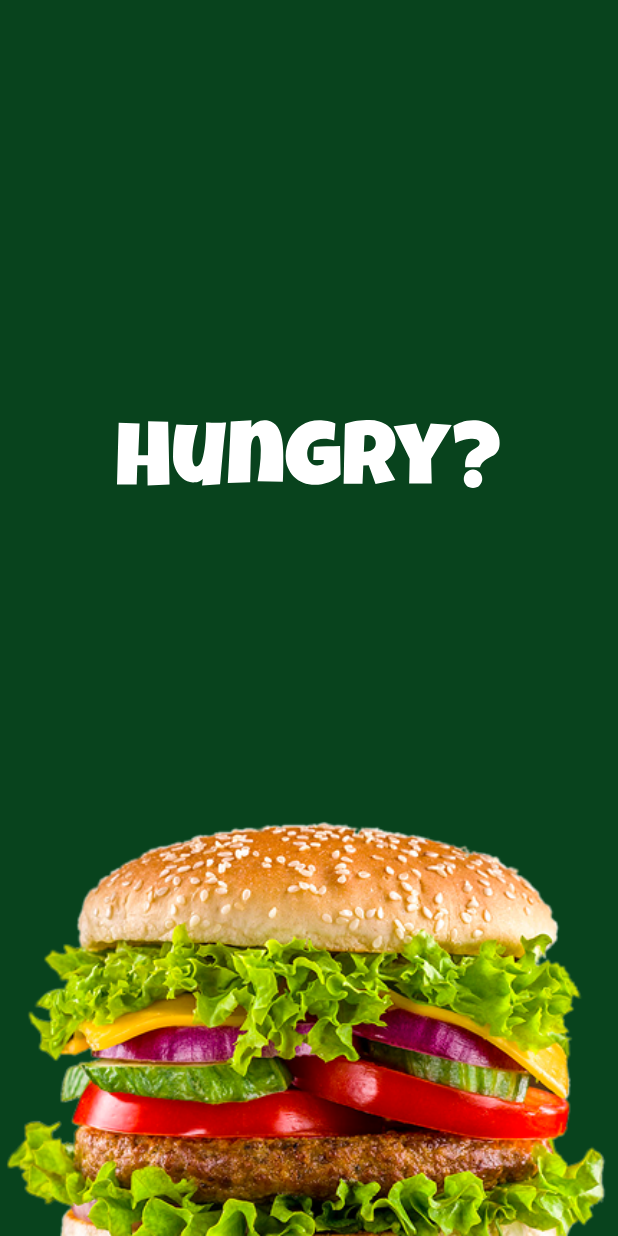
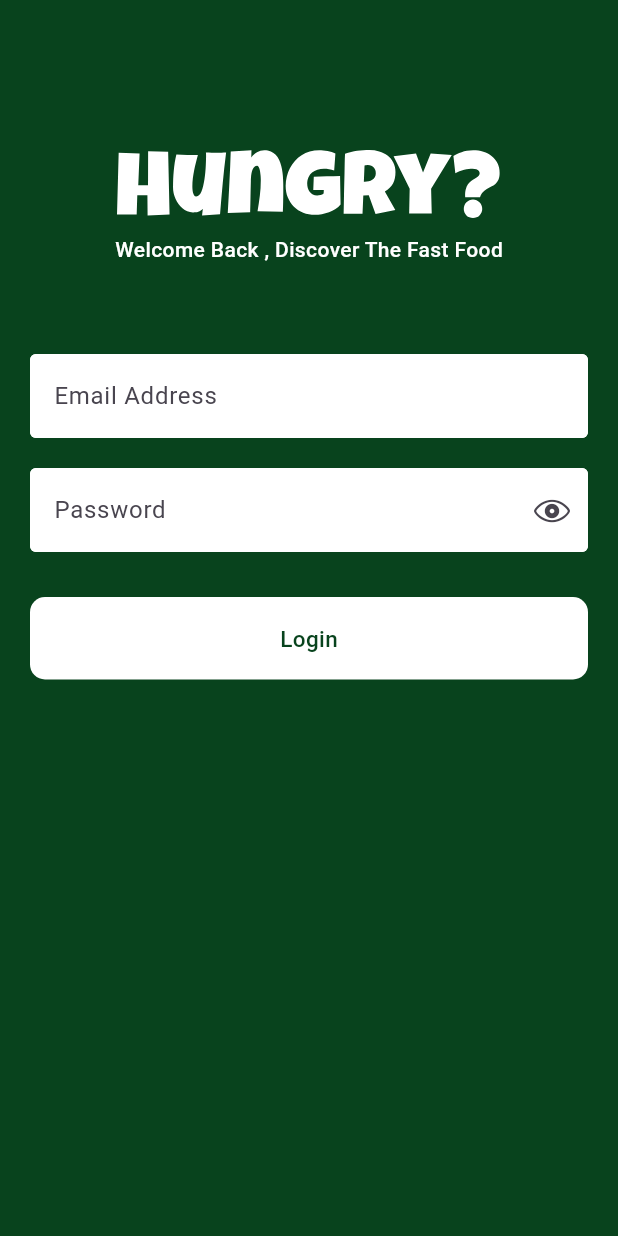
Before and after one commit to VRMX2/HUNGRY-APP-FLUTTER, a Flutter app: the screen it shows after launch, on a phone screen of 412 x 824 dp. Run offline on Flutter 3.47's test engine with Material 3 defaults, Android fonts, the phone set to English and light mode, and no system bars; our stand-ins replace flutter_svg, gap.

Commit message:
new commit

```diff
--- a/lib/features/auth/view/login_view.dart
+++ b/lib/features/auth/view/login_view.dart
@@ -0,0 +1,81 @@
+import 'package:flutter/material.dart';
+import 'package:flutter_svg/flutter_svg.dart';
+import 'package:gap/gap.dart';
+import 'package:hungry/core/constants/app_colors.dart';
+import 'package:hungry/shared/custom_text.dart';
+import 'package:hungry/shared/custom_txtField.dart';
+
+class LoginView extends StatelessWidget {
+  const LoginView({super.key});
+
+  @override
+  Widget build(BuildContext context) {
+    TextEditingController emailController = TextEditingController();
+    TextEditingController passwordController = TextEditingController();
+    final GlobalKey<FormState> formKey= GlobalKey<FormState>();
+
+    return GestureDetector(
+      onTap: ()=>FocusScope.of(context).unfocus(),
+      child: Scaffold(
+        backgroundColor: AppColors.primary,
+        body:Center(
+          child: Padding(
+            padding: const EdgeInsets.symmetric(horizontal: 20),
+            child: Form(
+              key: formKey,
+              child: Column(
+                children: [
+                  Gap(100),
+                  SvgPicture.asset('assets/logo/logo.svg'),
+                  Gap(10),
+                  CustomText(
+                      text: 'Welcome Back , Discover The Fast Food',
+                      size: 14,
+                      color: Colors.white,
+                      weight: FontWeight.w500
+                  ),
+                  Gap(60),
+                  CustomTxtfield(
+                      controller: emailController,
+                      hint: 'Email Address',
+                      isPassword: false
+                  ),
+                  Gap(20),
+                  CustomTxtfield(
+                      controller: passwordController,
+                      hint: 'Password',
+                      isPassword: true
+                  ),
+                  Gap(30),
+                  GestureDetector(
+                    onTap: (){
+                      if(formKey.currentState!.validate()){
+                        print("Success Login");
+                      }
+                    },
+                    child: Container(
+                      height: 55,
+                      decoration: BoxDecoration(
+                        color: Colors.white,
+                        borderRadius: BorderRadius.circular(10),
+                      ),
+                      width: double.infinity,
+                      child:Center(
+                          child:CustomText(
+                            text: 'Login',
+                            weight: FontWeight.w500,
+                            size: 15,
+                            color: AppColors.primary
+                          )
+                      ),
+                    ),
+                  )
+                ],
+              ),
+            ),
+          )
+        )
+      ),
+    );
+  }
+}
--- a/lib/main.dart
+++ b/lib/main.dart
@@ -1,5 +1,5 @@
 import 'package:flutter/material.dart';
-import 'package:hungry/splash.dart';
+import 'package:hungry/features/auth/view/login_view.dart';
 
 void main() {
   runApp(const MyApp());
@@ -12,7 +12,7 @@ class MyApp extends StatelessWidget {
     return MaterialApp(
       debugShowCheckedModeBanner: false,
       title: 'Hungry',
-      home: SplashView(),
+      home: LoginView(),
     );
   }
 }
--- /dev/null
+++ b/lib/shared/custom_text.dart
@@ -0,0 +1,28 @@
+import 'package:flutter/material.dart';
+
+class CustomText extends StatelessWidget {
+  const CustomText({
+    super.key,
+    required this.text,
+    this.size,
+    this.color,
+    this.weight
+  });
+
+  final String text;
+  final double? size;
+  final Color? color;
+  final FontWeight? weight;
+
+  @override
+  Widget build(BuildContext context) {
+    return Text(
+      text,
+      style: TextStyle(
+        fontSize: size,
+        fontWeight: weight,
+        color: color
+      )
+    );
+  }
+}
--- /dev/null
+++ b/lib/shared/custom_txtField.dart
@@ -0,0 +1,60 @@
+import 'package:flutter/cupertino.dart';
+import 'package:flutter/material.dart';
+import 'package:hungry/core/constants/app_colors.dart';
+
+class CustomTxtfield extends StatefulWidget {
+  const CustomTxtfield({super.key, required this.hint, required this.isPassword, required this.controller});
+
+  final String hint;
+  final bool isPassword;
+  final TextEditingController controller;
+
+  @override
+  State<CustomTxtfield> createState() => _CustomTxtfieldState();
+}
+
+class _CustomTxtfieldState extends State<CustomTxtfield> {
+  late bool _obscureText;
+  @override
+  void initState() {
+    _obscureText = widget.isPassword;
+    super.initState();
+  }
+
+  void _togglePassword (){
+    setState(() {
+      _obscureText = !_obscureText;
+    });
+  }
+
+  @override
+  Widget build(BuildContext context) {
+    return TextFormField(
+      controller: widget.controller,
+      cursorColor: AppColors.primary,
+      cursorHeight: 20,
+      validator: (v){
+        if(v==null || v.isEmpty){
+          return 'please fill ${widget.hint}';
+        }
+        null;
+      },
+      obscureText: _obscureText,
+      decoration: InputDecoration(
+        suffixIcon: widget.isPassword ? GestureDetector(
+          onTap:_togglePassword,
+            child: Icon(CupertinoIcons.eye)
+        ): null,
+        enabledBorder: OutlineInputBorder(
+          borderSide: BorderSide(color: Colors.white),
+        ),
+        focusedBorder:OutlineInputBorder(
+          borderSide: BorderSide(color: Colors.white),
+        ),
+        hintText: widget.hint,
+        fillColor: Colors.white,
+        filled: true,
+      ),
+    );
+  }
+}
--- a/lib/splash.dart
+++ b/lib/splash.dart
@@ -1,5 +1,6 @@
 import 'package:flutter/material.dart';
 import 'package:flutter_svg/flutter_svg.dart';
+import 'package:gap/gap.dart';
 import 'package:hungry/core/constants/app_colors.dart';
 
 class SplashView extends StatelessWidget {
@@ -13,7 +14,7 @@ class SplashView extends StatelessWidget {
         child: Column(
           mainAxisAlignment: MainAxisAlignment.start,
           children: [
-            SizedBox(height: 280),
+            Gap(280),
             SvgPicture.asset("assets/logo/logo.svg"),
             Spacer(),
             Image.asset("assets/splash/splash.png"),
```
